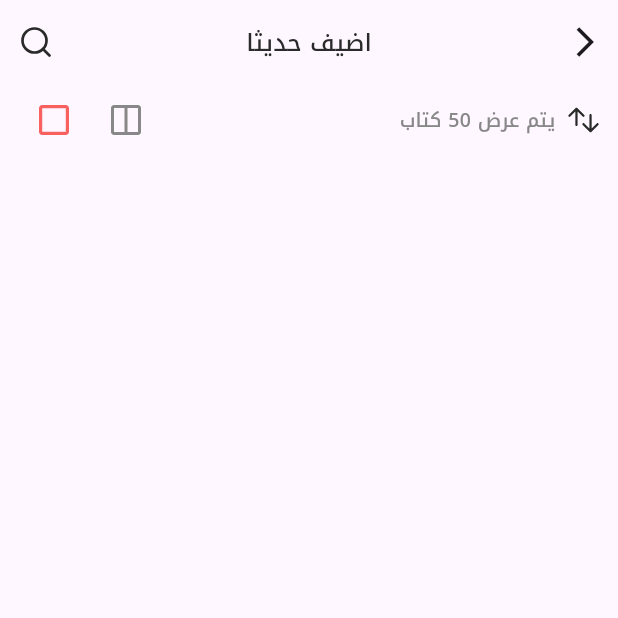
After one commit to ashraf123ashraf/-, a Flutter app: the AddRecentscreen screen opened by its route, on a phone screen of 412 x 824 dp, the top half of it. The commit adds this screen. Run offline on Flutter 3.47's test engine with Material 3 defaults, Android fonts, the phone set to English and light mode, and no system bars; our stand-ins replace carousel_slider, easy_localization, flutter_bloc, flutter_rating_bar, flutter_svg, get_it.

Commit message:
finish  shuffle widget and app widget

```diff
--- a/assets/translations/ar-EG.json
+++ b/assets/translations/ar-EG.json
@@ -14,6 +14,9 @@
         "bookName" :" ذكر شرقي منقرض",
         "autherName" : "محمد طه",
         "more":"المزيد",
-        "addRecent" : "اضيف حديثا"
+        "addRecent" : "اضيف حديثا",
+        "subtitle" : "يتم عرض 50 كتاب"
+
+
     }
 }
--- a/lib/core/helper/routes/App_router.dart
+++ b/lib/core/helper/routes/App_router.dart
@@ -1,5 +1,6 @@
 import 'package:fehres/core/helper/navigation_func.dart';
 import 'package:fehres/core/helper/routes/routesname.dart';
+import 'package:fehres/features/home/presentation/view/screens/AddrecentlyScreen.dart';
 import 'package:fehres/features/home/presentation/view/screens/homescreen.dart';
 import 'package:fehres/features/onboarding/presentation/view/screens/onboardingScreen.dart';
 import 'package:fehres/features/splashscreen/presentation/view/screens/splashScreens.dart';
@@ -25,6 +26,8 @@ class AppRoute {
           direction: AxisDirection.up,
           HomeScreen(),
         );
+      case RoutesName.addRecentlyScreen:
+        return materialpage(AddRecentscreen(), direction: AxisDirection.left);
     }
 
     return null;
--- a/lib/core/helper/routes/routesname.dart
+++ b/lib/core/helper/routes/routesname.dart
@@ -3,4 +3,9 @@ class RoutesName {
   static const home = 'home';
   static const onboarding = 'onboarding';
   static const homeScreen = 'homeScreen';
+  static const addRecentlyScreen = 'AddrecentlyScreen';
+  static const authorscreen = 'authorscreen';
+  static const searchScreen = 'searchScreen';
+  static const notifyScreen = 'notifyScreen';
+  static const mostpopularScreen = 'mostpopulatScreen';
 }
--- a/lib/core/strings/localKeys.dart
+++ b/lib/core/strings/localKeys.dart
@@ -14,6 +14,7 @@ abstract class LocaleKeys {
   static const home_autherName = "home.autherName";
   static const home_addrecent = "home.addRecent";
   static const home_more = "home.more";
+  static const addrecent_subtitle = 'home.subtitle';
 
   // static const auth_welcome = 'auth.welcome';
   // static const auth_login_account = 'auth.login_account';
--- /dev/null
+++ b/lib/features/home/presentation/view/screens/AddrecentlyScreen.dart
@@ -0,0 +1,37 @@
+import 'package:easy_localization/easy_localization.dart';
+import 'package:fehres/core/strings/localKeys.dart';
+import 'package:fehres/core/utils/extenstions.dart';
+import 'package:fehres/features/home/presentation/view/widgets/Addrecently/ShuffleWidget.dart';
+import 'package:fehres/features/home/presentation/view/widgets/appbar.dart';
+import 'package:flutter/material.dart';
+import 'package:flutter_svg/flutter_svg.dart';
+import 'package:flutter_svg/svg.dart';
+
+class AddRecentscreen extends StatelessWidget {
+  const AddRecentscreen({super.key});
+
+  @override
+  Widget build(BuildContext context) {
+    return Scaffold(
+      appBar: homeAppbar(
+        isThereAction: true,
+        onTap: () => Navigator.pop(context),
+        iconData: Icons.arrow_back_ios,
+        text: LocaleKeys.home_addrecent.tr(),
+        actions: [
+          IconButton(
+            onPressed: () {},
+            icon: SvgPicture.asset(
+              'search'.svgPath,
+            ),
+          )
+        ],
+      ),
+      body: Column(
+        children: [
+          ShuffleWidget(),
+        ],
+      ).padh(12),
+    );
+  }
+}
--- a/lib/features/home/presentation/view/screens/homescreen.dart
+++ b/lib/features/home/presentation/view/screens/homescreen.dart
@@ -1,5 +1,7 @@
 import 'package:carousel_slider/carousel_slider.dart';
 import 'package:easy_localization/easy_localization.dart';
+import 'package:fehres/core/helper/navigation_func.dart';
+import 'package:fehres/core/helper/routes/routesname.dart';
 import 'package:fehres/core/strings/localKeys.dart';
 import 'package:fehres/core/theme/colortheme/colors.dart';
 import 'package:fehres/core/utils/extenstions.dart';
@@ -77,7 +79,9 @@ class _HomeScreenState extends State<HomeScreen> {
               ),
             ),
             15.0.spacev,
-            TextBar(),
+            TextBar(
+              ontap: () => namedRoute(context, RoutesName.addRecentlyScreen),
+            ),
             12.0.spacev,
             Container(
               height: 261,
--- /dev/null
+++ b/lib/features/home/presentation/view/widgets/Addrecently/ShuffleWidget.dart
@@ -0,0 +1,47 @@
+import 'package:easy_localization/easy_localization.dart';
+import 'package:fehres/core/strings/localKeys.dart';
+import 'package:fehres/core/utils/extenstions.dart';
+import 'package:fehres/core/widgets/my_customtext.dart';
+import 'package:flutter/material.dart';
+import 'package:flutter_svg/svg.dart';
+
+class ShuffleWidget extends StatelessWidget {
+  const ShuffleWidget({super.key});
+
+  @override
+  Widget build(BuildContext context) {
+    return Row(
+      mainAxisAlignment: MainAxisAlignment.spaceBetween,
+      children: [
+        Row(
+          mainAxisAlignment: MainAxisAlignment.start,
+          children: [
+            SvgPicture.asset('arrow_up_down'.svgPath),
+            8.0.spaceh,
+            MyTexT(
+              text: LocaleKeys.addrecent_subtitle.tr(),
+              type: Texttype.normal,
+            ),
+          ],
+        ),
+        Row(
+          children: [
+            IconButton(
+              padding: EdgeInsets.zero,
+              onPressed: () {},
+              icon: SvgPicture.asset('gridview'.svgPath),
+            ),
+            IconButton(
+              padding: EdgeInsets.zero,
+              onPressed: () {},
+              icon: SvgPicture.asset(
+                'listview'.svgPath,
+                // color: Appcolors.grey,
+              ),
+            ),
+          ],
+        )
+      ],
+    );
+  }
+}
--- a/lib/features/home/presentation/view/widgets/appbar.dart
+++ b/lib/features/home/presentation/view/widgets/appbar.dart
@@ -1,24 +1,19 @@
 import 'package:fehres/core/widgets/my_customtext.dart';
 import 'package:flutter/material.dart';
 
-class HomeAppbar extends StatelessWidget {
-  const HomeAppbar(
-      {super.key,
-      this.text,
-      this.iconData,
-      this.onTap,
-      this.isThereAction,
-      this.actions});
-  final String? text;
-  final IconData? iconData;
-  final VoidCallback? onTap;
-  final bool? isThereAction;
-  final List<Widget>? actions;
-  @override
-  Widget build(BuildContext context) {
+AppBar homeAppbar(
+    {String? text,
+    IconData? iconData,
+    VoidCallback? onTap,
+    bool? isThereAction,
+    List<Widget>? actions}) {
   return AppBar(
     centerTitle: true,
-      title: MyTexT(text: text ?? ''),
+    title: MyTexT(
+      text: text ?? '',
+      fontsize: 16,
+      type: Texttype.title,
+    ),
     leading: IconButton(
       icon: Icon(iconData),
       onPressed: onTap,
@@ -26,4 +21,3 @@ class HomeAppbar extends StatelessWidget {
     actions: isThereAction ?? false ? actions : null,
   );
 }
-}
```
Also changed, not shown: assets/icons/arrow_up_down.svg (added), assets/icons/bag.svg (renamed from assets/icons/bag-02.svg), assets/icons/gridview.svg (added), assets/icons/home.svg (renamed from assets/icons/Frame 30.svg), assets/icons/libra.svg (renamed from assets/icons/Frame.svg), assets/icons/listview.svg (added), assets/icons/profile.svg (renamed from assets/icons/user-profile-02.svg). Lines whose indentation alone changed are shown as unchanged.
